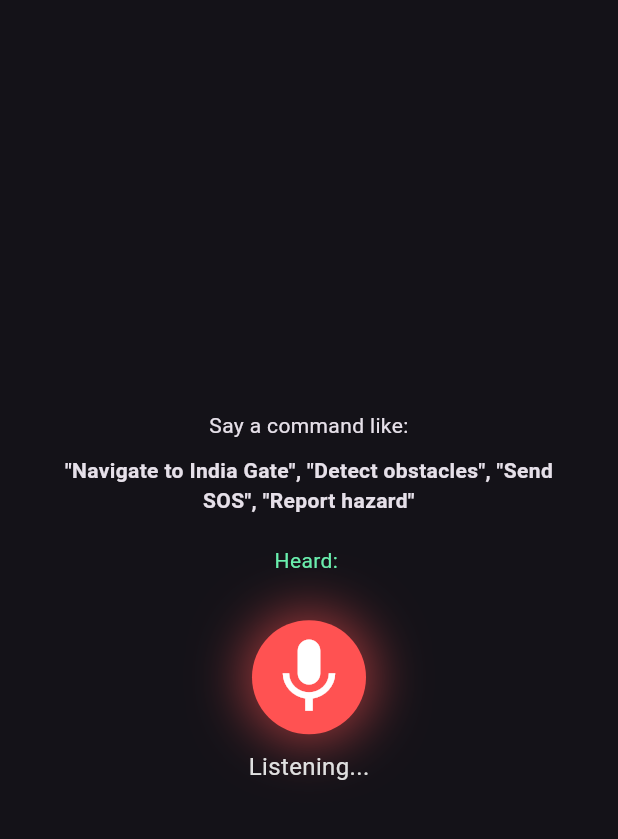
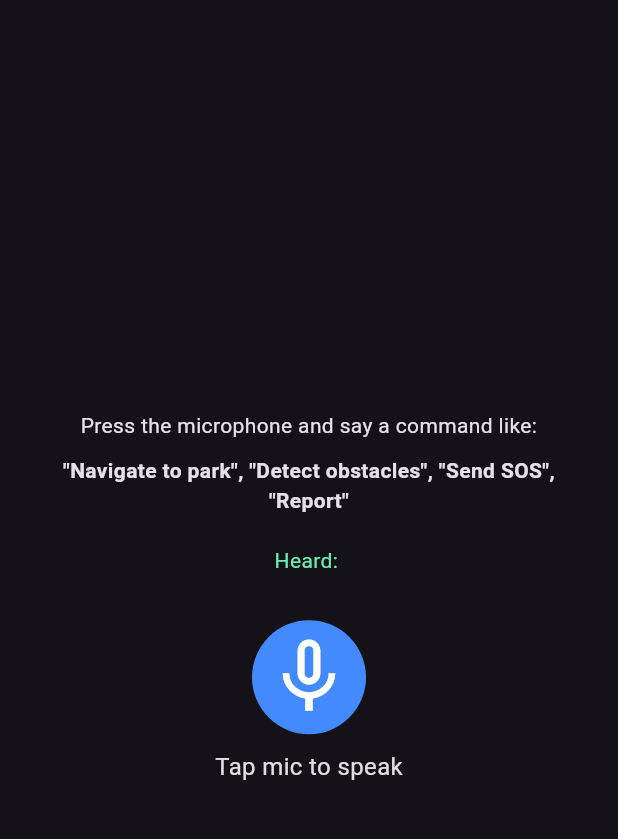
Before and after one commit to AnnuAnshu26/VisionNav, a Flutter app: the screen it shows after launch, after a tap on the "mic" icon, on a phone screen of 412 x 824 dp, the part 63-902 px from its top. Run offline on Flutter 3.47's test engine with Material 3 defaults, Android fonts, the phone set to English and light mode, and no system bars; our stand-ins replace flutter_tts, geolocator, speech_to_text; missing offline and left inert: dart:html, dart:ui_web.

Commit message:
first commit

```diff
--- a/lib/main.dart
+++ b/lib/main.dart
@@ -3,6 +3,7 @@ import 'package:flutter/foundation.dart' show kIsWeb;
 import 'package:flutter/material.dart';
 import 'package:flutter_tts/flutter_tts.dart';
 import 'package:speech_to_text/speech_to_text.dart' as stt;
+import 'package:geolocator/geolocator.dart';
 import 'package:url_launcher/url_launcher.dart';
 
 import 'platform_view_registry_stub.dart'
@@ -12,7 +13,6 @@ import 'screens/navigation_screen.dart';
 import 'screens/object_detection_screen.dart';
 import 'screens/sos_screen.dart';
 import 'screens/report_screen.dart';
-import 'screens/combined_screen.dart';
 
 void main() {
   if (kIsWeb) {
@@ -25,10 +25,10 @@ void main() {
     });
   }
 
-  runApp(VisionNav());
+  runApp(VoiceGuideApp());
 }
 
-class VisionNav extends StatelessWidget {
+class VoiceGuideApp extends StatelessWidget {
   @override
   Widget build(BuildContext context) {
     return MaterialApp(
@@ -47,46 +47,40 @@ class VoiceCommandHomePage extends StatefulWidget {
 
 class _VoiceCommandHomePageState extends State<VoiceCommandHomePage> {
   late stt.SpeechToText _speech;
-  final FlutterTts _flutterTts = FlutterTts();
   bool _isListening = false;
   bool _hasHandledCommand = false;
-  bool _canListen = true;
-  bool isIntroPlaying = false;
   String _lastCommand = "";
+  final FlutterTts _flutterTts = FlutterTts();
 
   @override
   void initState() {
     super.initState();
     _speech = stt.SpeechToText();
+
     WidgetsBinding.instance.addPostFrameCallback((_) {
-      _playWelcomeAndStartListening();
+      _speakWelcome();
     });
   }
 
-  Future<void> _playWelcomeAndStartListening() async {
-    if (isIntroPlaying || _isListening) return;
-
-    isIntroPlaying = true;
-
+  void _speakWelcome() async {
     await _flutterTts.setLanguage("en-US");
     await _flutterTts.setSpeechRate(0.5);
     await _flutterTts.setPitch(1.0);
     await _flutterTts.setVolume(1.0);
     await _flutterTts.awaitSpeakCompletion(true);
 
+    await Future.delayed(Duration(milliseconds: 300));
+
     await _flutterTts.speak(
-      "Welcome to Vision Navigation app. You can say: Navigate to India Gate, Detect obstacles, Send SOS, or Report a hazard.",
+      "Welcome to the vision navigation app. Please say a command like navigate, detect obstacles, or send SOS."
     );
 
-    await Future.delayed(Duration(milliseconds: 300));
-
-    if (_canListen) _startListening();
-
-    isIntroPlaying = false;
+    // OPTIONAL: Auto-start listening after welcome
+    _listen();
   }
 
-  void _startListening() async {
-    if (_canListen && !_isListening) {
+  void _listen() async {
+    if (!_isListening) {
       bool available = await _speech.initialize();
       if (available) {
         setState(() {
@@ -101,28 +95,32 @@ class _VoiceCommandHomePageState extends State<VoiceCommandHomePage> {
               _lastCommand = recognized;
             });
 
-            if (val.finalResult &&
-                recognized.isNotEmpty &&
-                !_hasHandledCommand) {
+            print("Recognized command: $recognized");
+
+            if (val.finalResult && recognized.isNotEmpty && !_hasHandledCommand) {
               _hasHandledCommand = true;
               await _speech.stop();
+              await _handleCommand(recognized);
               setState(() => _isListening = false);
-              await _handleCommand(recognized);
-              if (_canListen) _startListening(); // auto-restart mic
             }
           },
           listenMode: stt.ListenMode.dictation,
           partialResults: true,
           pauseFor: Duration(seconds: 3),
+          onSoundLevelChange: null,
         );
       }
+    } else {
+      setState(() => _isListening = false);
+      _speech.stop();
     }
   }
 
   Future<void> _handleCommand(String command) async {
     command = command.toLowerCase().trim();
+    print("Handling command: $command");
 
-    if (command.contains("navigate")) {
+    if (command.contains("navigate") || command.contains("take to") || command.contains("take me to")) {
       String location = command.split("navigate to").length > 1
           ? command.split("navigate to")[1].trim()
           : command.replaceAll("navigate", "").trim();
@@ -132,42 +130,27 @@ class _VoiceCommandHomePageState extends State<VoiceCommandHomePage> {
         return;
       }
 
-      await _flutterTts.speak(
-        "Starting navigation and object detection to $location",
-      );
-
-      Navigator.push(
-        context,
-        MaterialPageRoute(
-          builder: (_) => CombinedScreen(destination: location),
-        ),
-      );
-    } else if (command.contains("detect")) {
+      await _flutterTts.speak("Navigating to $location");
+      Navigator.push(context, MaterialPageRoute(
+        builder: (_) => NavigationScreen(destination: location),
+      ));
+    } else if (command.contains("detect") || command.contains("obstacle")) {
       await _flutterTts.speak("Opening object detection");
-      Navigator.push(
-        context,
-        MaterialPageRoute(builder: (_) => ObjectDetectionScreen()),
-      );
-    } else if (command.contains("sos") ||
-        command.contains("emergency") ||
-        command.contains("help")) {
+      Navigator.push(context, MaterialPageRoute(
+        builder: (_) => ObjectDetectionScreen(),
+      ));
+    } else if (command.contains("sos") || command.contains("emergency") || command.contains("help") || command.contains("danger")) {
       await _flutterTts.speak("Sending SOS alert");
-      Navigator.push(context, MaterialPageRoute(builder: (_) => SosScreen()));
+      Navigator.push(context, MaterialPageRoute(
+        builder: (_) => SosScreen(),
+      ));
     } else if (command.contains("report")) {
       await _flutterTts.speak("Opening report feature");
-      Navigator.push(
-        context,
-        MaterialPageRoute(builder: (_) => ReportScreen()),
-      );
-    } else if (command.contains("stop listening")) {
-      await _flutterTts.speak("Listening stopped. Tap anywhere to resume.");
-      await _speech.stop();
-      setState(() {
-        _canListen = false;
-        _isListening = false;
-      });
+      Navigator.push(context, MaterialPageRoute(
+        builder: (_) => ReportScreen(),
+      ));
     } else {
-      await _flutterTts.speak("Sorry, I didn’t understand the command.");
+      await _flutterTts.speak("Sorry, I didn’t understand the command");
     }
 
     await Future.delayed(Duration(seconds: 1));
@@ -178,14 +161,7 @@ class _VoiceCommandHomePageState extends State<VoiceCommandHomePage> {
 
   @override
   Widget build(BuildContext context) {
-    return GestureDetector(
-      onTap: () async {
-        if (!_isListening && !isIntroPlaying) {
-          setState(() => _canListen = true);
-          await _playWelcomeAndStartListening();
-        }
-      },
-      child: Scaffold(
+    return Scaffold(
       appBar: AppBar(title: Text('Voice Guide')),
       body: Center(
         child: Padding(
@@ -193,10 +169,13 @@ class _VoiceCommandHomePageState extends State<VoiceCommandHomePage> {
           child: Column(
             mainAxisAlignment: MainAxisAlignment.center,
             children: [
-                Text('Say a command like:', textAlign: TextAlign.center),
+              Text(
+                'Press the microphone and say a command like:',
+                textAlign: TextAlign.center,
+              ),
               SizedBox(height: 10),
               Text(
-                  '"Navigate to India Gate", "Detect obstacles", "Send SOS", "Report hazard"',
+                '"Navigate to park", "Detect obstacles", "Send SOS", "Report"',
                 style: TextStyle(fontWeight: FontWeight.bold),
                 textAlign: TextAlign.center,
               ),
@@ -216,34 +195,29 @@ class _VoiceCommandHomePageState extends State<VoiceCommandHomePage> {
                             color: Colors.redAccent.withOpacity(0.6),
                             blurRadius: 30,
                             spreadRadius: 5,
-                            ),
+                          )
                         ]
                       : [],
                 ),
                 child: IconButton(
                   iconSize: 60,
                   icon: Icon(
-                      _isListening ? Icons.mic : Icons.mic_off,
+                    _isListening ? Icons.mic : Icons.mic_none,
                     color: Colors.white,
                   ),
-                    onPressed: () {},
-                    tooltip: 'Mic status',
+                  onPressed: _listen,
+                  tooltip: 'Tap to speak',
                 ),
               ),
               SizedBox(height: 10),
               Text(
-                  _isListening
-                      ? 'Listening...'
-                      : _canListen
-                      ? 'Paused'
-                      : 'Mic Off',
+                _isListening ? 'Listening...' : 'Tap mic to speak',
                 style: TextStyle(fontSize: 16, color: Colors.grey[300]),
               ),
             ],
           ),
         ),
       ),
-      ),
     );
   }
 }
--- a/lib/platform_view_registry_stub.dart
+++ b/lib/platform_view_registry_stub.dart
@@ -1,3 +1,3 @@
-// Stub file for platforms other than Web
+
 dynamic getPlatformViewRegistry() =>
     throw UnsupportedError('Platform view registry is only available on Web.');
--- a/lib/screens/combined_screen.dart
+++ b/lib/screens/combined_screen.dart
@@ -5,7 +5,7 @@ import 'object_detection_screen.dart';
 class CombinedScreen extends StatelessWidget {
   final String destination;
 
-  CombinedScreen({required this.destination});
+  const CombinedScreen({super.key, required this.destination});
 
   @override
   Widget build(BuildContext context) {
--- a/lib/screens/object_detection_screen.dart
+++ b/lib/screens/object_detection_screen.dart
@@ -6,6 +6,8 @@ import '../platform_view_registry_stub.dart'
     if (dart.library.html) '../platform_view_registry_web.dart';
 
 class ObjectDetectionScreen extends StatefulWidget {
+  const ObjectDetectionScreen({super.key});
+
   @override
   _ObjectDetectionScreenState createState() => _ObjectDetectionScreenState();
 }
```
Also changed, not shown: lib/platform_view_registry_web.dart (+0 -7 lines), lib/screens/sos_screen.dart (+10 -10 lines), 1 other file. Lines whose indentation alone changed are shown as unchanged.
